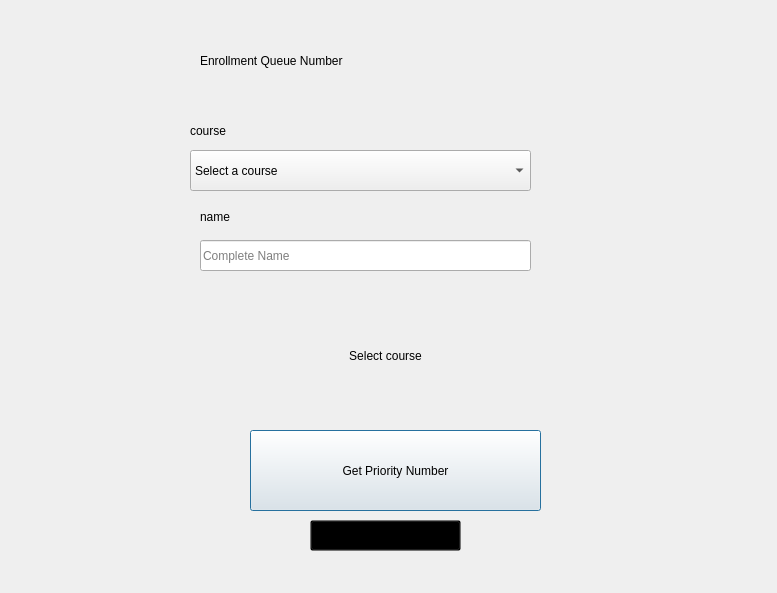
This is view/ui/enrollment/enrollment.ui in shanpadayhag/queuing_system_client as Qt 5 draws it before an edit. The edited form follows.
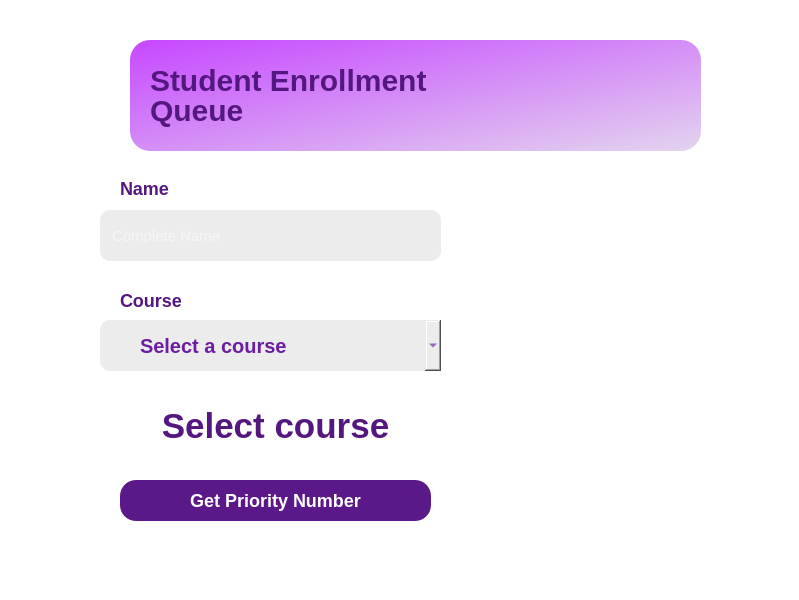
This is the edited form. Icons and pictures are not drawn.

Patch:
```diff
--- a/view/ui/enrollment/enrollment.ui
+++ b/view/ui/enrollment/enrollment.ui
@@ -6,8 +6,8 @@
    <rect>
     <x>0</x>
     <y>0</y>
-    <width>777</width>
-    <height>593</height>
+    <width>799</width>
+    <height>600</height>
    </rect>
   </property>
   <property name="windowTitle">
@@ -16,81 +16,111 @@
   <property name="styleSheet">
    <string notr="true">#returnButton {
 	background-color: transparent;
+}
+
+#appoint_2 {
+QPushButton 
+	color: rgb(255, 255, 255);
+	background-color: rgb(189, 189, 189);
+	border: 0px solid;
+	border-radius : 16px;
+	font: bold 18px;
+}
+
+#appoint_2:hover {	
+	background-color: rgb(88, 23, 132);
+	color: rgb(255, 255, 255);
+}
+
+#queueNumberLabel {
+font: bold 35px;
+}
+#group {
+background-color: rgba(0,0,0,0%);
+border:0px;
+border-radius: 20px;
+}
+QDialog {
+	background-color: rgb(255, 255, 255);
+}
+
+#combocourse
+{
+	color: rgb(107, 29, 163);
+
+background-color: rgb(236, 236, 236);
+border: 0px solid;
+border-radius : 10px;
+font: bold 20px;
+padding-left: 40px;
+}
+
+#combo:hover {
+	
+	background-color:white;
+	
+	color:black;
+}
+
+
+#nameField {
+	color: #fff;
+	padding: 10px 10px;
+	
+	background-color: rgb(236, 236, 236);
+	outline: none;
+	border: none;
+	border-radius: 10px;
+	font-size: 15px;
+}
+#title_3 {
+border:0px;
+}
+
+#title {
+font: bold 30px;
+}
+#title_2 {
+font: bold 30px;
+}
+QLabel {
+font: bold 18px;
+	color: rgb(84, 23, 128);
+}
+#boxy {
+border:0px;
+border-radius:20px;
+	background-color: qlineargradient(spread:pad, x1:1, y1:1, x2:0, y2:0, stop:0 rgba(87, 0, 155, 43), stop:1 rgba(198, 71, 255, 255));
+}
+
+
+QPushButton {
+	color: rgb(255, 255, 255);
+	
+	background-color: rgb(90, 24, 136);
+	border: 0px solid;
+	border-radius : 16px;
+	font: bold 18px;
+}
+
+QPushButton:hover {	
+	
+	background-color: rgb(189, 189, 189);
+	color: rgb(255, 255, 255);
+}
+#appoint {
+QPushButton 
+	color: rgb(255, 255, 255);
+	
+	background-color: rgb(90, 24, 136);
+	border: 0px solid;
+	border-radius : 2px;
+	font: bold 18px; }
+#appoint:hover {
+	background-color: qlineargradient(spread:pad, x1:1, y1:1, x2:1, y2:1, stop:0 rgba(161, 3, 212, 76), stop:1 rgba(113, 51, 70, 0));
+	color: rgb(255, 255, 255);
 }</string>
   </property>
-  <widget class="QLabel" name="label">
-   <property name="geometry">
-    <rect>
-     <x>200</x>
-     <y>30</y>
-     <width>371</width>
-     <height>61</height>
-    </rect>
-   </property>
-   <property name="text">
-    <string>Enrollment Queue Number &lt;pa rename ko chels&gt;</string>
-   </property>
-  </widget>
-  <widget class="QComboBox" name="courseCombobox">
-   <property name="geometry">
-    <rect>
-     <x>190</x>
-     <y>150</y>
-     <width>341</width>
-     <height>41</height>
-    </rect>
-   </property>
-   <item>
-    <property name="text">
-     <string>Select a course</string>
-    </property>
-   </item>
-  </widget>
-  <widget class="QPushButton" name="queueButton">
-   <property name="geometry">
-    <rect>
-     <x>250</x>
-     <y>430</y>
-     <width>291</width>
-     <height>81</height>
-    </rect>
-   </property>
-   <property name="cursor">
-    <cursorShape>PointingHandCursor</cursorShape>
-   </property>
-   <property name="text">
-    <string>Get Priority Number</string>
-   </property>
-  </widget>
-  <widget class="QLabel" name="label_2">
-   <property name="geometry">
-    <rect>
-     <x>190</x>
-     <y>120</y>
-     <width>331</width>
-     <height>21</height>
-    </rect>
-   </property>
-   <property name="text">
-    <string>course</string>
-   </property>
-  </widget>
-  <widget class="QLabel" name="queueNumberLabel">
-   <property name="geometry">
-    <rect>
-     <x>280</x>
-     <y>320</y>
-     <width>211</width>
-     <height>71</height>
-    </rect>
-   </property>
-   <property name="text">
-    <string>Select course</string>
-   </property>
-   <property name="alignment">
-    <set>Qt::AlignCenter</set>
-   </property>
-  </widget>
   <widget class="QPushButton" name="returnButton">
    <property name="geometry">
     <rect>
@@ -107,31 +137,197 @@
     <string>Return to login</string>
    </property>
   </widget>
-  <widget class="QLabel" name="label_3">
+  <widget class="QGroupBox" name="title_3">
    <property name="geometry">
     <rect>
-     <x>200</x>
-     <y>210</y>
-     <width>47</width>
-     <height>13</height>
+     <x>90</x>
+     <y>0</y>
+     <width>661</width>
+     <height>161</height>
     </rect>
+   </property>
+   <property name="title">
+    <string/>
+   </property>
+   <widget class="QLabel" name="boxy">
+    <property name="geometry">
+     <rect>
+      <x>40</x>
+      <y>40</y>
+      <width>571</width>
+      <height>111</height>
+     </rect>
+    </property>
+    <property name="text">
+     <string/>
+    </property>
+   </widget>
+   <widget class="QLabel" name="label_4">
+    <property name="geometry">
+     <rect>
+      <x>390</x>
+      <y>-20</y>
+      <width>251</width>
+      <height>181</height>
+     </rect>
+    </property>
+    <property name="text">
+     <string/>
+    </property>
+    <property name="pixmap">
+     <pixmap>img/undraw_social_dashboard_k3pt.svg</pixmap>
+    </property>
+    <property name="scaledContents">
+     <bool>true</bool>
+    </property>
+   </widget>
+   <widget class="QLabel" name="title">
+    <property name="geometry">
+     <rect>
+      <x>60</x>
+      <y>50</y>
+      <width>301</width>
+      <height>61</height>
+     </rect>
+    </property>
+    <property name="text">
+     <string>Student Enrollment</string>
+    </property>
+   </widget>
+   <widget class="QLabel" name="title_2">
+    <property name="geometry">
+     <rect>
+      <x>60</x>
+      <y>80</y>
+      <width>111</width>
+      <height>61</height>
+     </rect>
+    </property>
+    <property name="text">
+     <string>Queue</string>
+    </property>
+   </widget>
+  </widget>
+  <widget class="QLabel" name="label">
+   <property name="geometry">
+    <rect>
+     <x>430</x>
+     <y>180</y>
+     <width>411</width>
+     <height>391</height>
+    </rect>
+   </property>
+   <property name="styleSheet">
+    <string notr="true"/>
    </property>
    <property name="text">
-    <string>name</string>
+    <string/>
+   </property>
+   <property name="pixmap">
+    <pixmap>img/student2.svg</pixmap>
+   </property>
+   <property name="scaledContents">
+    <bool>true</bool>
    </property>
   </widget>
-  <widget class="QLineEdit" name="nameField">
+  <widget class="QGroupBox" name="group">
    <property name="geometry">
     <rect>
-     <x>200</x>
-     <y>240</y>
-     <width>331</width>
-     <height>31</height>
+     <x>90</x>
+     <y>140</y>
+     <width>391</width>
+     <height>441</height>
     </rect>
    </property>
-   <property name="placeholderText">
-    <string>Complete Name</string>
+   <property name="title">
+    <string/>
    </property>
+   <widget class="QLabel" name="label_3">
+    <property name="geometry">
+     <rect>
+      <x>30</x>
+      <y>40</y>
+      <width>81</width>
+      <height>16</height>
+     </rect>
+    </property>
+    <property name="text">
+     <string>Name</string>
+    </property>
+   </widget>
+   <widget class="QLineEdit" name="nameField">
+    <property name="geometry">
+     <rect>
+      <x>10</x>
+      <y>70</y>
+      <width>341</width>
+      <height>51</height>
+     </rect>
+    </property>
+    <property name="placeholderText">
+     <string>Complete Name</string>
+    </property>
+   </widget>
+   <widget class="QLabel" name="label_2">
+    <property name="geometry">
+     <rect>
+      <x>30</x>
+      <y>150</y>
+      <width>331</width>
+      <height>21</height>
+     </rect>
+    </property>
+    <property name="text">
+     <string>Course</string>
+    </property>
+   </widget>
+   <widget class="QComboBox" name="combocourse">
+    <property name="geometry">
+     <rect>
+      <x>10</x>
+      <y>180</y>
+      <width>341</width>
+      <height>51</height>
+     </rect>
+    </property>
+    <item>
+     <property name="text">
+      <string>Select a course</string>
+     </property>
+    </item>
+   </widget>
+   <widget class="QLabel" name="queueNumberLabel">
+    <property name="geometry">
+     <rect>
+      <x>50</x>
+      <y>250</y>
+      <width>271</width>
+      <height>71</height>
+     </rect>
+    </property>
+    <property name="text">
+     <string>Select course</string>
+    </property>
+    <property name="alignment">
+     <set>Qt::AlignCenter</set>
+    </property>
+   </widget>
+   <widget class="QPushButton" name="queueButton">
+    <property name="geometry">
+     <rect>
+      <x>30</x>
+      <y>340</y>
+      <width>311</width>
+      <height>41</height>
+     </rect>
+    </property>
+    <property name="cursor">
+     <cursorShape>PointingHandCursor</cursorShape>
+    </property>
+    <property name="text">
+     <string>Get Priority Number</string>
+    </property>
+   </widget>
   </widget>
  </widget>
  <resources/>
```
Left out of the diff: 8 changed lines with no effect on the pictures.
